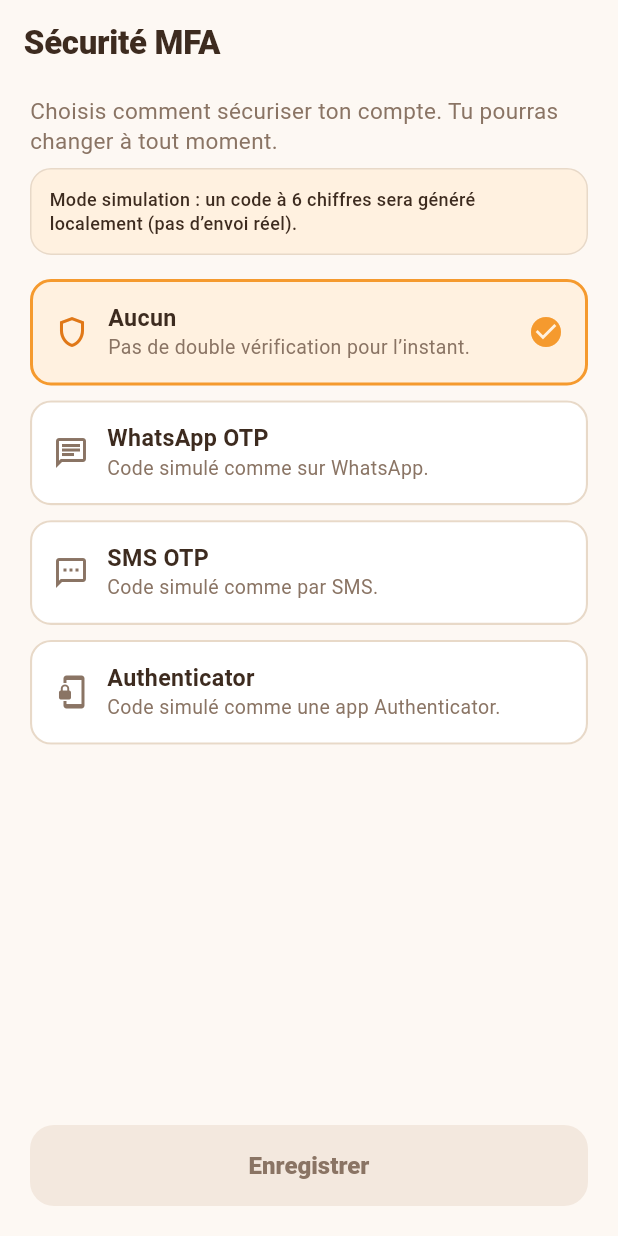
After one commit to tgede46/finedge-mobile, a Flutter app: the MfaSetupView screen opened by its route, after a tap on "Enregistrer", on a phone screen of 412 x 824 dp. The commit adds this screen. Run offline on Flutter 3.47's test engine with Material 3 defaults, Android fonts, the phone set to English and light mode, and no system bars; our stand-ins replace dio, go_router, shared_preferences; accounts and stored records are empty; Roboto replaces fonts that are missing (Matt).

Commit message:
feat: implement MFA configuration flow including setup view, OTP simulator, and profile integration

```diff
--- a/lib/core/router/app_router.dart
+++ b/lib/core/router/app_router.dart
@@ -13,10 +13,12 @@ import '../../views/lecon/lesson_intro_view.dart';
 import '../../views/lecon/streak_goal_view.dart';
 import '../../views/lecon/streak_renewal_flow_view.dart';
 import '../../views/onboarding/onboarding_view.dart';
+import '../../views/profil/mfa_setup_view.dart';
 import '../../views/profil/profil_view.dart';
 import '../../views/sentier/sentier_view.dart';
 import '../../views/shell/main_shell_view.dart';
 import '../../views/classement/classement_view.dart';
+import '../../models/mfa_method.dart';
 
 final GlobalKey<NavigatorState> rootNavigatorKey = GlobalKey<NavigatorState>(
   debugLabel: 'root',
@@ -94,6 +96,21 @@ GoRouter createAppRouter({required SessionController session}) {
         },
       ),
       GoRoute(
+        path: '/mfa',
+        name: 'mfa',
+        parentNavigatorKey: rootNavigatorKey,
+        builder: (context, state) => const MfaSetupView(),
+      ),
+      GoRoute(
+        path: '/mfa/verify',
+        name: 'mfa-verify',
+        parentNavigatorKey: rootNavigatorKey,
+        builder: (context, state) {
+          final id = state.uri.queryParameters['method'];
+          return MfaVerifyView(method: MfaMethodX.fromId(id));
+        },
+      ),
+      GoRoute(
         path: '/objectif-serie',
         name: 'objectif-serie',
         builder: (context, state) {
--- a/lib/models/mfa_method.dart
+++ b/lib/models/mfa_method.dart
@@ -17,9 +17,9 @@ extension MfaMethodX on MfaMethod {
 
   String get description => switch (this) {
     MfaMethod.none => 'Pas de double vérification pour l’instant.',
-    MfaMethod.whatsapp => 'Code envoyé sur WhatsApp (à brancher story 1.3).',
-    MfaMethod.sms => 'Code envoyé par SMS (à brancher story 1.3).',
-    MfaMethod.authenticator => 'App d’authentification (à brancher story 1.3).',
+    MfaMethod.whatsapp => 'Code simulé comme sur WhatsApp.',
+    MfaMethod.sms => 'Code simulé comme par SMS.',
+    MfaMethod.authenticator => 'Code simulé comme une app Authenticator.',
   };
 
   static MfaMethod fromId(String? id) => switch (id) {
--- /dev/null
+++ b/lib/services/mfa_otp_simulator.dart
@@ -0,0 +1,78 @@
+import 'dart:math';
+
+import '../models/mfa_method.dart';
+
+/// Simulation locale OTP (WhatsApp / SMS / Authenticator).
+/// Remplaçable plus tard par une vraie API (story 1.3).
+class MfaOtpSimulator {
+  MfaOtpSimulator._();
+  static final instance = MfaOtpSimulator._();
+
+  final _random = Random();
+  String? _pendingCode;
+  MfaMethod? _pendingMethod;
+  DateTime? _expiresAt;
+
+  String? get lastSentCode => _pendingCode;
+  MfaMethod? get pendingMethod => _pendingMethod;
+
+  bool get hasActiveCode =>
+      _pendingCode != null &&
+      _expiresAt != null &&
+      DateTime.now().isBefore(_expiresAt!);
+
+  /// « Envoie » un code à 6 chiffres (valide 5 min).
+  Future<String> sendCode(MfaMethod method) async {
+    await Future<void>.delayed(const Duration(milliseconds: 450));
+    if (method == MfaMethod.none) {
+      throw StateError('Aucun OTP pour la méthode none');
+    }
+    _pendingCode = (_random.nextInt(900000) + 100000).toString();
+    _pendingMethod = method;
+    _expiresAt = DateTime.now().add(const Duration(minutes: 5));
+    return _pendingCode!;
+  }
+
+  /// Vérifie le code saisi.
+  Future<MfaVerifyResult> verify(String input) async {
+    await Future<void>.delayed(const Duration(milliseconds: 280));
+    final code = input.trim();
+    if (_pendingCode == null || _pendingMethod == null) {
+      return MfaVerifyResult.noPending;
+    }
+    if (_expiresAt != null && DateTime.now().isAfter(_expiresAt!)) {
+      clear();
+      return MfaVerifyResult.expired;
+    }
+    if (code != _pendingCode) {
+      return MfaVerifyResult.invalid;
+    }
+    final method = _pendingMethod!;
+    clear();
+    return MfaVerifyResult.success(method);
+  }
+
+  void clear() {
+    _pendingCode = null;
+    _pendingMethod = null;
+    _expiresAt = null;
+  }
+}
+
+enum MfaVerifyStatus { success, invalid, expired, noPending }
+
+class MfaVerifyResult {
+  const MfaVerifyResult._(this.status, [this.method]);
+
+  final MfaVerifyStatus status;
+  final MfaMethod? method;
+
+  static const invalid = MfaVerifyResult._(MfaVerifyStatus.invalid);
+  static const expired = MfaVerifyResult._(MfaVerifyStatus.expired);
+  static const noPending = MfaVerifyResult._(MfaVerifyStatus.noPending);
+
+  factory MfaVerifyResult.success(MfaMethod method) =>
+      MfaVerifyResult._(MfaVerifyStatus.success, method);
+
+  bool get isOk => status == MfaVerifyStatus.success;
+}
--- /dev/null
+++ b/lib/views/profil/mfa_setup_view.dart
@@ -0,0 +1,405 @@
+import 'package:flutter/material.dart';
+import 'package:flutter/services.dart';
+import 'package:go_router/go_router.dart';
+
+import '../../controllers/session_scope.dart';
+import '../../core/theme/app_typography.dart';
+import '../../core/theme/soft_ui_colors.dart';
+import '../../models/mfa_method.dart';
+import '../../services/mfa_otp_simulator.dart';
+import '../../widgets/continue_cta_button.dart';
+
+/// Page complète : choix MFA + simulation OTP.
+class MfaSetupView extends StatefulWidget {
+  const MfaSetupView({super.key});
+
+  @override
+  State<MfaSetupView> createState() => _MfaSetupViewState();
+}
+
+class _MfaSetupViewState extends State<MfaSetupView> {
+  MfaMethod? _selected;
+  bool _busy = false;
+  bool _loaded = false;
+
+  @override
+  void didChangeDependencies() {
+    super.didChangeDependencies();
+    if (!_loaded) {
+      _selected = SessionScope.of(context).mfaMethod;
+      _loaded = true;
+    }
+  }
+
+  Future<void> _confirm() async {
+    final selected = _selected;
+    if (_busy || selected == null) return;
+    final controller = SessionScope.of(context);
+
+    if (selected == MfaMethod.none) {
+      setState(() => _busy = true);
+      await controller.setMfaMethod(MfaMethod.none);
+      if (!mounted) return;
+      context.pop();
+      return;
+    }
+
+    setState(() => _busy = true);
+    try {
+      await MfaOtpSimulator.instance.sendCode(selected);
+      if (!mounted) return;
+      final ok = await context.push<bool>('/mfa/verify?method=${selected.id}');
+      if (!mounted) return;
+      if (ok == true) {
+        context.pop();
+      }
+    } finally {
+      if (mounted) setState(() => _busy = false);
+    }
+  }
+
+  @override
+  Widget build(BuildContext context) {
+    final selected = _selected ?? MfaMethod.none;
+    return Scaffold(
+      backgroundColor: SoftUiColors.cream,
+      appBar: AppBar(
+        backgroundColor: SoftUiColors.cream,
+        elevation: 0,
+        foregroundColor: SoftUiColors.ink,
+        title: Text(
+          'Sécurité MFA',
+          style: AppTypography.title.copyWith(color: SoftUiColors.ink),
+        ),
+      ),
+      body: SafeArea(
+        child: Padding(
+          padding: const EdgeInsets.fromLTRB(20, 8, 20, 20),
+          child: Column(
+            crossAxisAlignment: CrossAxisAlignment.start,
+            children: [
+              Text(
+                'Choisis comment sécuriser ton compte. Tu pourras changer à tout moment.',
+                style: AppTypography.body.copyWith(color: SoftUiColors.muted),
+              ),
+              const SizedBox(height: 8),
+              Container(
+                width: double.infinity,
+                padding: const EdgeInsets.all(12),
+                decoration: BoxDecoration(
+                  color: const Color(0xFFFFF1E0),
+                  borderRadius: BorderRadius.circular(14),
+                  border: Border.all(color: SoftUiColors.border),
+                ),
+                child: Text(
+                  'Mode simulation : un code à 6 chiffres sera généré localement (pas d’envoi réel).',
+                  style: AppTypography.caption.copyWith(
+                    color: SoftUiColors.ink,
+                  ),
+                ),
+              ),
+              const SizedBox(height: 16),
+              Expanded(
+                child: ListView(
+                  children: [
+                    for (final method in MfaMethod.values)
+                      _MfaOptionTile(
+                        method: method,
+                        selected: selected == method,
+                        onTap: () => setState(() => _selected = method),
+                      ),
+                  ],
+                ),
+              ),
+              ContinueCtaButton(
+                enabled: !_busy,
+                onPressed: _confirm,
+                label: selected == MfaMethod.none ? 'Enregistrer' : 'Continuer',
+                showArrow: selected != MfaMethod.none,
+              ),
+            ],
+          ),
+        ),
+      ),
+    );
+  }
+}
+
+class _MfaOptionTile extends StatelessWidget {
+  const _MfaOptionTile({
+    required this.method,
+    required this.selected,
+    required this.onTap,
+  });
+
+  final MfaMethod method;
+  final bool selected;
+  final VoidCallback onTap;
+
+  IconData get _icon => switch (method) {
+    MfaMethod.none => Icons.shield_outlined,
+    MfaMethod.whatsapp => Icons.chat_outlined,
+    MfaMethod.sms => Icons.sms_outlined,
+    MfaMethod.authenticator => Icons.phonelink_lock_outlined,
+  };
+
+  @override
+  Widget build(BuildContext context) {
+    return Padding(
+      padding: const EdgeInsets.only(bottom: 10),
+      child: Material(
+        color: selected ? const Color(0xFFFFF1E0) : SoftUiColors.card,
+        borderRadius: BorderRadius.circular(14),
+        child: InkWell(
+          onTap: onTap,
+          borderRadius: BorderRadius.circular(14),
+          child: Container(
+            padding: const EdgeInsets.all(14),
+            decoration: BoxDecoration(
+              borderRadius: BorderRadius.circular(14),
+              border: Border.all(
+                color: selected ? SoftUiColors.orange : SoftUiColors.border,
+                width: selected ? 2 : 1.4,
+              ),
+            ),
+            child: Row(
+              children: [
+                Icon(
+                  _icon,
+                  color: selected
+                      ? SoftUiColors.orangeDeep
+                      : SoftUiColors.muted,
+                ),
+                const SizedBox(width: 12),
+                Expanded(
+                  child: Column(
+                    crossAxisAlignment: CrossAxisAlignment.start,
+                    children: [
+                      Text(
+                        method.label,
+                        style: AppTypography.optionTitle.copyWith(
+                          color: SoftUiColors.ink,
+                        ),
+                      ),
+                      const SizedBox(height: 2),
+                      Text(
+                        method.description,
+                        style: AppTypography.optionSubtitle,
+                      ),
+                    ],
+                  ),
+                ),
+                if (selected)
+                  const Icon(Icons.check_circle, color: SoftUiColors.orange),
+              ],
+            ),
+          ),
+        ),
+      ),
+    );
+  }
+}
+
+/// Saisie du code OTP (simulation).
+class MfaVerifyView extends StatefulWidget {
+  const MfaVerifyView({super.key, required this.method});
+
+  final MfaMethod method;
+
+  @override
+  State<MfaVerifyView> createState() => _MfaVerifyViewState();
+}
+
+class _MfaVerifyViewState extends State<MfaVerifyView> {
+  final _controller = TextEditingController();
+  String? _simCode;
+  String? _error;
+  bool _busy = false;
+
+  @override
+  void initState() {
+    super.initState();
+    _simCode = MfaOtpSimulator.instance.lastSentCode;
+    _controller.addListener(() => setState(() => _error = null));
+  }
+
+  @override
+  void dispose() {
+    _controller.dispose();
+    super.dispose();
+  }
+
+  Future<void> _resend() async {
+    setState(() {
+      _busy = true;
+      _error = null;
+    });
+    try {
+      final code = await MfaOtpSimulator.instance.sendCode(widget.method);
+      if (!mounted) return;
+      setState(() => _simCode = code);
+      ScaffoldMessenger.of(context).showSnackBar(
+        const SnackBar(content: Text('Nouveau code généré (simulation)')),
+      );
+    } finally {
+      if (mounted) setState(() => _busy = false);
+    }
+  }
+
+  Future<void> _submit() async {
+    if (_busy) return;
+    setState(() {
+      _busy = true;
+      _error = null;
+    });
+    try {
+      final result = await MfaOtpSimulator.instance.verify(_controller.text);
+      if (!mounted) return;
+      if (!result.isOk) {
+        setState(() {
+          _error = switch (result.status) {
+            MfaVerifyStatus.invalid => 'Code incorrect. Réessaie.',
+            MfaVerifyStatus.expired => 'Code expiré. Renvoie un nouveau code.',
+            MfaVerifyStatus.noPending =>
+              'Aucun code en attente. Renvoie-en un.',
+            MfaVerifyStatus.success => null,
+          };
+        });
+        return;
+      }
+      await SessionScope.of(context).setMfaMethod(result.method!);
+      if (!mounted) return;
+      ScaffoldMessenger.of(
+        context,
+      ).showSnackBar(SnackBar(content: Text('${widget.method.label} activé')));
+      context.pop(true);
+    } finally {
+      if (mounted) setState(() => _busy = false);
+    }
+  }
+
+  String get _channelHint => switch (widget.method) {
+    MfaMethod.whatsapp => 'WhatsApp',
+    MfaMethod.sms => 'SMS',
+    MfaMethod.authenticator => 'Authenticator',
+    MfaMethod.none => '',
+  };
+
+  @override
+  Widget build(BuildContext context) {
+    final canSubmit = _controller.text.trim().length == 6 && !_busy;
+
+    return Scaffold(
+      backgroundColor: SoftUiColors.cream,
+      appBar: AppBar(
+        backgroundColor: SoftUiColors.cream,
+        elevation: 0,
+        foregroundColor: SoftUiColors.ink,
+        title: Text(
+          'Vérification',
+          style: AppTypography.title.copyWith(color: SoftUiColors.ink),
+        ),
+      ),
+      body: SafeArea(
+        child: Padding(
+          padding: const EdgeInsets.fromLTRB(20, 8, 20, 20),
+          child: Column(
+            crossAxisAlignment: CrossAxisAlignment.start,
+            children: [
+              Text(
+                'Entre le code à 6 chiffres ($_channelHint).',
+                style: AppTypography.body.copyWith(color: SoftUiColors.ink),
+              ),
+              const SizedBox(height: 14),
+              if (_simCode != null)
+                Container(
+                  width: double.infinity,
+                  padding: const EdgeInsets.all(14),
+                  decoration: BoxDecoration(
+                    color: SoftUiColors.card,
+                    borderRadius: BorderRadius.circular(16),
+                    border: Border.all(color: SoftUiColors.orange, width: 1.6),
+                  ),
+                  child: Column(
+                    crossAxisAlignment: CrossAxisAlignment.start,
+                    children: [
+                      Text(
+                        'SIMULATION — code envoyé',
+                        style: AppTypography.caption.copyWith(
+                          color: SoftUiColors.orangeDeep,
+                          fontWeight: FontWeight.w800,
+                        ),
+                      ),
+                      const SizedBox(height: 6),
+                      Text(
+                        _simCode!,
+                        style: AppTypography.display.copyWith(
+                          color: SoftUiColors.ink,
+                          fontSize: 36,
+                          letterSpacing: 8,
+                        ),
+                      ),
+                    ],
+                  ),
+                ),
+              const SizedBox(height: 22),
+              TextField(
+                controller: _controller,
+                keyboardType: TextInputType.number,
+                textAlign: TextAlign.center,
+                style: AppTypography.display.copyWith(
+                  color: SoftUiColors.ink,
+                  fontSize: 28,
+                  letterSpacing: 10,
+                ),
+                inputFormatters: [
+                  FilteringTextInputFormatter.digitsOnly,
+                  LengthLimitingTextInputFormatter(6),
+                ],
+                decoration: InputDecoration(
+                  hintText: '••••••',
+                  filled: true,
+                  fillColor: SoftUiColors.card,
+                  errorText: _error,
+                  border: OutlineInputBorder(
+                    borderRadius: BorderRadius.circular(16),
+                    borderSide: const BorderSide(color: SoftUiColors.border),
+                  ),
+                  enabledBorder: OutlineInputBorder(
+                    borderRadius: BorderRadius.circular(16),
+                    borderSide: const BorderSide(color: SoftUiColors.border),
+                  ),
+                  focusedBorder: OutlineInputBorder(
+                    borderRadius: BorderRadius.circular(16),
+                    borderSide: const BorderSide(
+                      color: SoftUiColors.orange,
+                      width: 2,
+                    ),
+                  ),
+                ),
+              ),
+              const SizedBox(height: 12),
+              TextButton(
+                onPressed: _busy ? null : _resend,
+                child: Text(
+                  'Renvoyer le code',
+                  style: AppTypography.label.copyWith(
+                    color: SoftUiColors.orangeDeep,
+                    fontWeight: FontWeight.w800,
+                  ),
+                ),
+              ),
+              const Spacer(),
+              ContinueCtaButton(
+                enabled: canSubmit,
+                onPressed: _submit,
+                label: 'Valider',
+                showArrow: false,
+              ),
+            ],
+          ),
+        ),
+      ),
+    );
+  }
+}
```
Also changed, not shown: lib/views/profil/profil_view.dart (+2 -13 lines).
